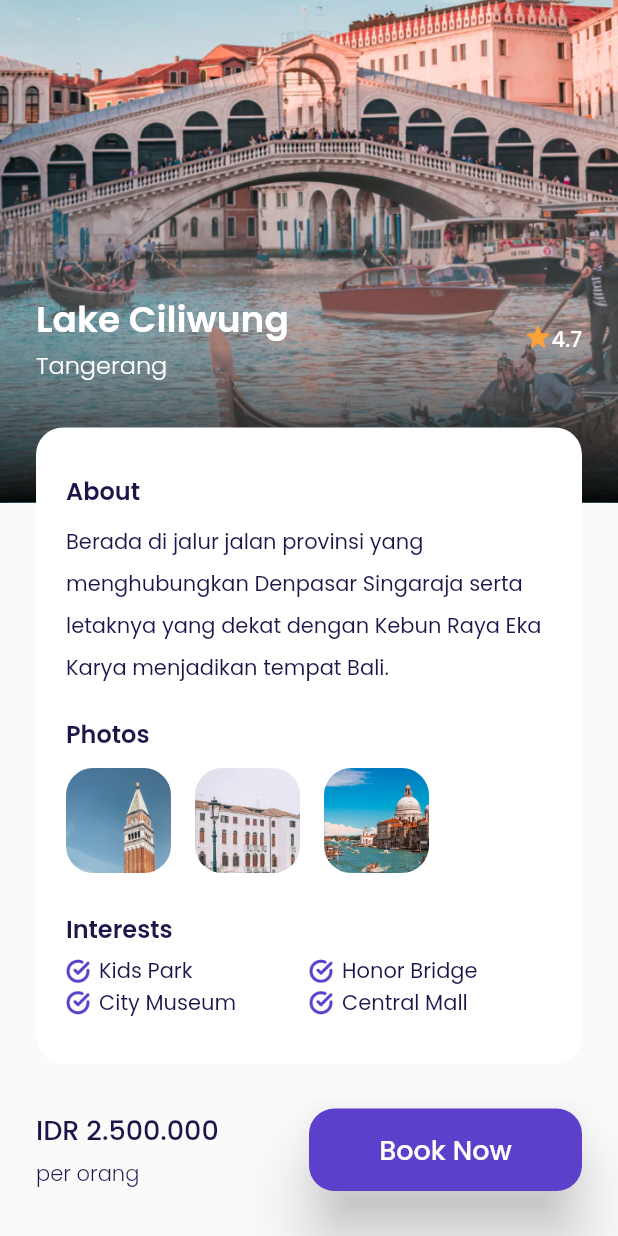
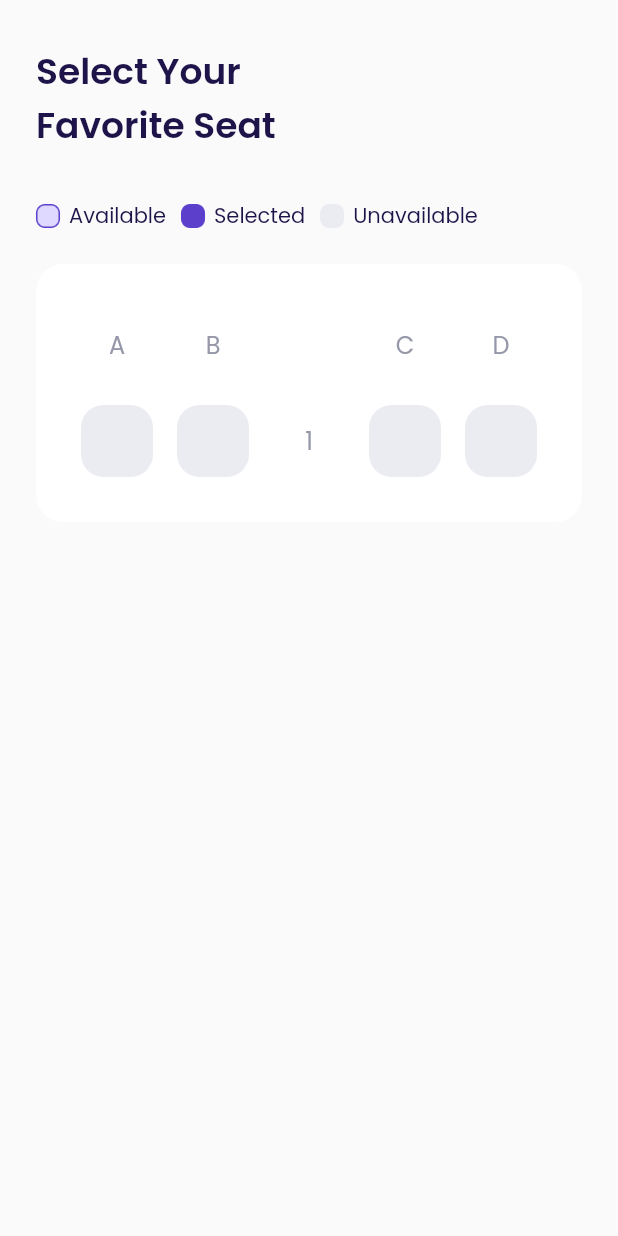
Before and after one commit to Flutter-Dart-Hacks/bwa-pesawats, a Flutter app: the DetailDestination screen opened by its route, scrolled down 115 dp, after a tap on "Book Now", on a phone screen of 412 x 824 dp. Run offline on Flutter 3.47's test engine with Material 2 defaults, Android fonts, the phone set to English and light mode, and no system bars; our stand-ins replace google_fonts.

Commit message:
Pembuatan halaman select seat

```diff
--- a/lib/main.dart
+++ b/lib/main.dart
@@ -1,4 +1,5 @@
 import 'package:bwa_pesawats/ui/pages/bonus_page.dart';
+import 'package:bwa_pesawats/ui/pages/choose_seat_page.dart';
 import 'package:bwa_pesawats/ui/pages/detail_destination_page.dart';
 import 'package:bwa_pesawats/ui/pages/getstarted_page.dart';
 import 'package:bwa_pesawats/ui/pages/main_page.dart';
@@ -49,6 +50,9 @@ class PesawatApp extends StatelessWidget {
         },
         DetailDestination.routeName: (context) {
           return const DetailDestination();
+        },
+        ChooseSeatPage.routeName: (context) {
+          return const ChooseSeatPage();
         }
       },
     );
--- /dev/null
+++ b/lib/shareds/constants.dart
@@ -0,0 +1,3 @@
+const STATUS_AVAILABLE = 0;
+const STATUS_SELECTED = 1;
+const STATUS_UNAVAILABLE = 2;
--- a/lib/shareds/themes.dart
+++ b/lib/shareds/themes.dart
@@ -13,6 +13,8 @@ const Color kRedColor = Color(0xffEB70A5);
 const Color kBackgroundColor = Color(0xffFAFAFA);
 const Color kInactiveColor = Color(0xffDBD7EC);
 const Color kTransparan = Colors.transparent;
+const Color kUnavailableColor = Color(0xffEBECF1);
+const Color kAvailableColor = Color(0xffE0D9FF);
 
 TextStyle blackTextStyle = GoogleFonts.poppins().copyWith(
   color: kBlackColor,
--- /dev/null
+++ b/lib/ui/pages/choose_seat_page.dart
@@ -0,0 +1,243 @@
+import 'package:bwa_pesawats/shareds/constants.dart';
+import 'package:bwa_pesawats/shareds/themes.dart';
+import 'package:bwa_pesawats/ui/widgets/seatstatus_item.dart';
+import 'package:flutter/material.dart';
+
+class ChooseSeatPage extends StatefulWidget {
+  const ChooseSeatPage({super.key});
+
+  static const routeName = '/choose_seat';
+
+  @override
+  State<ChooseSeatPage> createState() => _ChooseSeatPageState();
+}
+
+class _ChooseSeatPageState extends State<ChooseSeatPage> {
+  final ScrollController _scrollControllerSeatStatus =
+      ScrollController(initialScrollOffset: 0.0);
+
+  @override
+  Widget build(BuildContext context) {
+    Widget createTitle() {
+      return Container(
+        margin: const EdgeInsets.only(top: 30),
+        child: Text(
+          'Select Your\nFavorite Seat',
+          style: blackTextStyle.copyWith(
+            fontWeight: semiBold,
+            fontSize: 24,
+          ),
+        ),
+      );
+    }
+
+    Widget createSeatStatus() {
+      return Container(
+        margin: const EdgeInsets.only(
+          top: 30,
+        ),
+        height: 24,
+        child: Scrollbar(
+          controller: _scrollControllerSeatStatus,
+          child: SingleChildScrollView(
+            controller: _scrollControllerSeatStatus,
+            scrollDirection: Axis.horizontal,
+            child: Row(
+              children: [
+                // NOTE SEAT AVAILABLE
+                Container(
+                  width: 16,
+                  height: 16,
+                  margin: const EdgeInsets.only(right: 6),
+                  decoration: const BoxDecoration(
+                    image: DecorationImage(
+                      image: AssetImage('resources/icon_available.png'),
+                      fit: BoxFit.contain,
+                    ),
+                  ),
+                ),
+                Text(
+                  'Available',
+                  style: blackTextStyle.copyWith(
+                      fontWeight: regular, fontSize: 14),
+                ),
+                // NOTE SEAT SELECTED
+                Container(
+                  width: 16,
+                  height: 16,
+                  margin: const EdgeInsets.only(right: 6, left: 10),
+                  decoration: const BoxDecoration(
+                    image: DecorationImage(
+                      image: AssetImage('resources/icon_selected.png'),
+                      fit: BoxFit.contain,
+                    ),
+                  ),
+                ),
+                Text(
+                  'Selected',
+                  style: blackTextStyle.copyWith(
+                      fontWeight: regular, fontSize: 14),
+                ),
+                // NOTE SEAT UNAVAILABLE
+                Container(
+                  width: 16,
+                  height: 16,
+                  margin: const EdgeInsets.only(right: 6, left: 10),
+                  decoration: const BoxDecoration(
+                    image: DecorationImage(
+                      image: AssetImage('resources/icon_unavailable.png'),
+                      fit: BoxFit.contain,
+                    ),
+                  ),
+                ),
+                Text(
+                  'Unavailable',
+                  style: blackTextStyle.copyWith(
+                      fontWeight: regular, fontSize: 14),
+                )
+              ],
+            ),
+          ),
+        ),
+      );
+    }
+
+    Widget selectSeats() {
+      return Container(
+        width: double.infinity,
+        margin: const EdgeInsets.only(top: 20),
+        padding: const EdgeInsets.symmetric(
+          horizontal: 22,
+          vertical: 30,
+        ),
+        decoration: BoxDecoration(
+          borderRadius: BorderRadius.circular(
+            18,
+          ),
+          color: kWhiteColor,
+        ),
+        child: Column(
+          children: [
+            // NOTE: SEAT INDICATORS
+            Row(
+              mainAxisAlignment: MainAxisAlignment.spaceAround,
+              children: [
+                SizedBox(
+                  width: 48,
+                  height: 48,
+                  child: Center(
+                    child: Text(
+                      'A',
+                      style: greyTextStyle.copyWith(
+                          fontWeight: regular, fontSize: 16),
+                    ),
+                  ),
+                ),
+                SizedBox(
+                  width: 48,
+                  height: 48,
+                  child: Center(
+                    child: Text(
+                      'B',
+                      style: greyTextStyle.copyWith(
+                          fontWeight: regular, fontSize: 16),
+                    ),
+                  ),
+                ),
+                SizedBox(
+                  width: 48,
+                  height: 48,
+                  child: Center(
+                    child: Text(
+                      '',
+                      style: greyTextStyle.copyWith(
+                          fontWeight: regular, fontSize: 16),
+                    ),
+                  ),
+                ),
+                SizedBox(
+                  width: 48,
+                  height: 48,
+                  child: Center(
+                    child: Text(
+                      'C',
+                      style: greyTextStyle.copyWith(
+                          fontWeight: regular, fontSize: 16),
+                    ),
+                  ),
+                ),
+                SizedBox(
+                  width: 48,
+                  height: 48,
+                  child: Center(
+                    child: Text(
+                      'D',
+                      style: greyTextStyle.copyWith(
+                          fontWeight: regular, fontSize: 16),
+                    ),
+                  ),
+                ),
+              ],
+            ),
+
+            // NOTE: SEAT ROW 1
+            Container(
+              margin: const EdgeInsets.only(
+                top: 16,
+              ),
+              child: Row(
+                mainAxisAlignment: MainAxisAlignment.spaceAround,
+                children: [
+                  const SeatItem(
+                    statusSeat: STATUS_UNAVAILABLE,
+                  ),
+                  const SeatItem(
+                    statusSeat: STATUS_UNAVAILABLE,
+                  ),
+                  Container(
+                    width: 48,
+                    height: 48,
+                    decoration: BoxDecoration(
+                      color: Colors.transparent,
+                      borderRadius: BorderRadius.circular(15),
+                    ),
+                    child: Center(
+                      child: Text(
+                        '1',
+                        style: greyTextStyle.copyWith(
+                            fontWeight: regular, fontSize: 16),
+                      ),
+                    ),
+                  ),
+                  const SeatItem(
+                    statusSeat: STATUS_SELECTED,
+                  ),
+                  const SeatItem(
+                    statusSeat: STATUS_AVAILABLE,
+                  ),
+                ],
+              ),
+            )
+          ],
+        ),
+      );
+    }
+
+    return Scaffold(
+      backgroundColor: kBackgroundColor,
+      body: SafeArea(
+        bottom: false,
+        child: ListView(
+          padding: const EdgeInsets.symmetric(
+            horizontal: 24,
+          ),
+          children: [
+            createTitle(),
+            createSeatStatus(),
+            selectSeats(),
+          ],
+        ),
+      ),
+    );
+  }
+}
--- a/lib/ui/pages/detail_destination_page.dart
+++ b/lib/ui/pages/detail_destination_page.dart
@@ -1,4 +1,5 @@
 import 'package:bwa_pesawats/shareds/themes.dart';
+import 'package:bwa_pesawats/ui/pages/choose_seat_page.dart';
 import 'package:bwa_pesawats/ui/widgets/custom_button_getstarted.dart';
 import 'package:bwa_pesawats/ui/widgets/interest_item.dart';
 import 'package:bwa_pesawats/ui/widgets/photo_items.dart';
@@ -253,10 +254,12 @@ class _DetailDestinationState extends State<DetailDestination> {
                   Expanded(
                     child: CustomButtonPrimary(
                       title: 'Book Now',
-                      onPressedFunction: () {},
+                      onPressedFunction: () {
+                        Navigator.pushNamed(context, ChooseSeatPage.routeName);
+                      },
                       width: double.infinity,
                     ),
-                  )
+                  ),
                 ],
               ),
             )
--- /dev/null
+++ b/lib/ui/widgets/seatstatus_item.dart
@@ -0,0 +1,34 @@
+import 'package:bwa_pesawats/shareds/constants.dart';
+import 'package:bwa_pesawats/shareds/themes.dart';
+import 'package:flutter/material.dart';
+
+class SeatItem extends StatelessWidget {
+  const SeatItem({super.key, required this.statusSeat});
+
+  final int statusSeat;
+
+  @override
+  Widget build(BuildContext context) {
+    getBackgroundColor() {
+      switch (statusSeat) {
+        case STATUS_AVAILABLE:
+          return kAvailableColor;
+        case STATUS_SELECTED:
+          return kPrimaryColor;
+        case STATUS_UNAVAILABLE:
+          return kUnavailableColor;
+        default:
+          return kUnavailableColor;
+      }
+    }
+
+    return Container(
+      width: 48,
+      height: 48,
+      decoration: BoxDecoration(
+        color: kUnavailableColor,
+        borderRadius: BorderRadius.circular(15),
+      ),
+    );
+  }
+}
```
